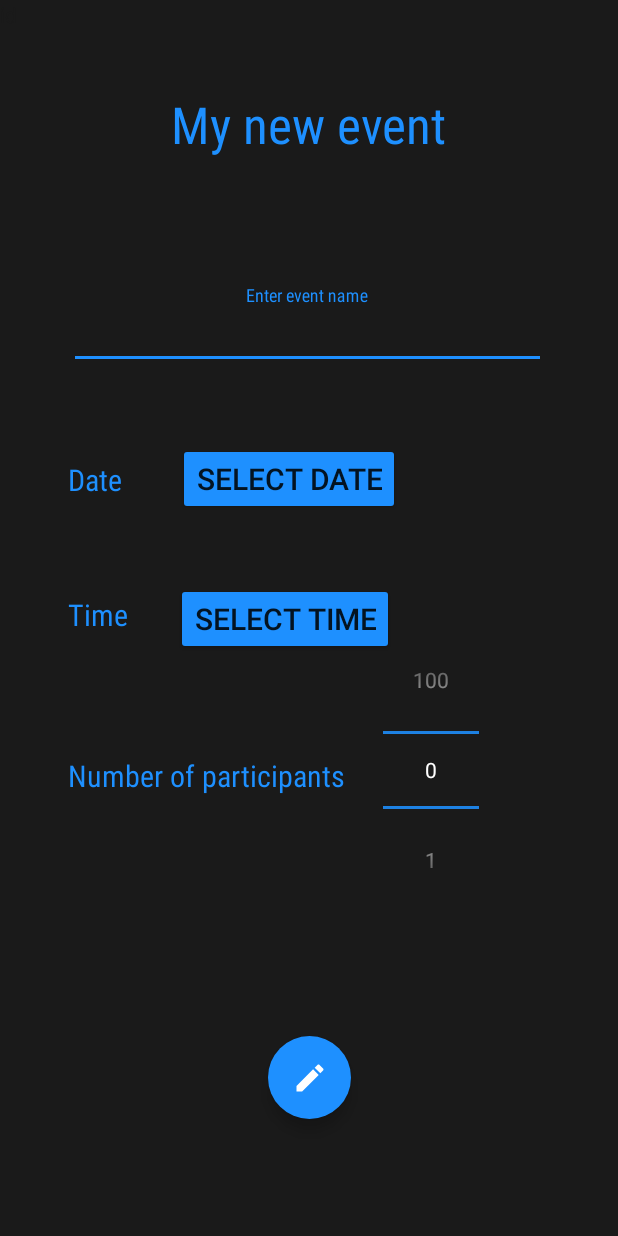
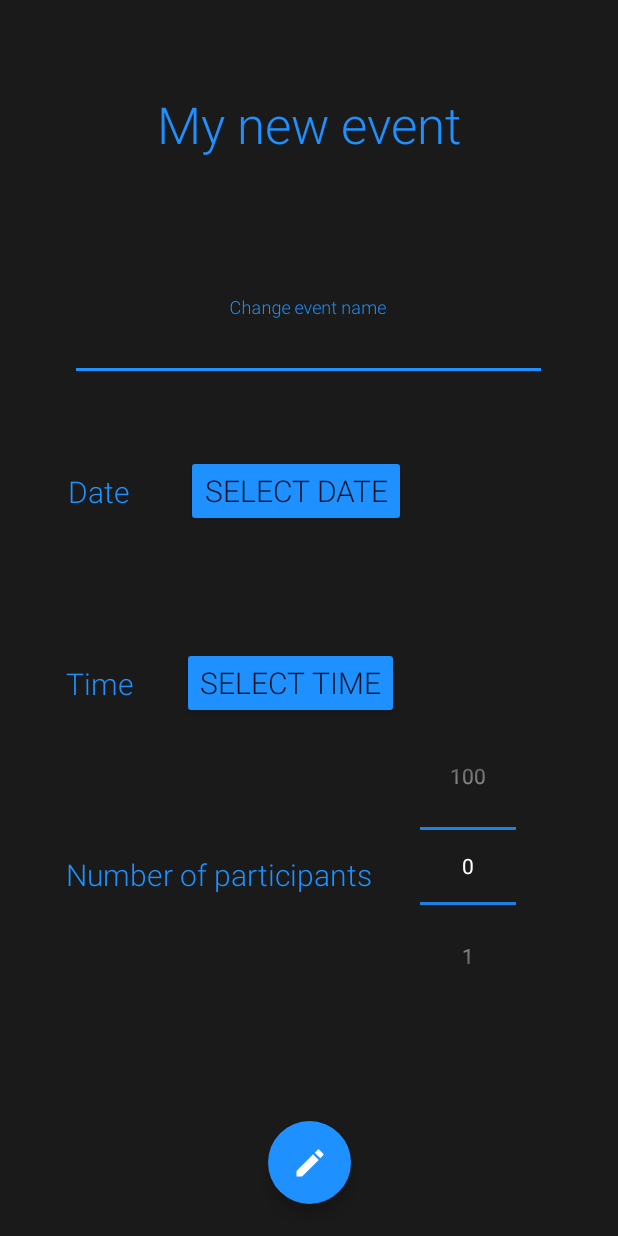
Before and after one commit to Nathan-Te/PlanningEvent, an Android app: the EventLooker screen opened directly, with no data from a screen before it, on a phone screen of 412 x 824 dp. Run offline under Robolectric (Android 15) with nearby library versions, the phone set to English and light mode, and no system bars; our stand-ins replace Firebase (no records; nobody signed in at launch, a user with empty details on screens opened directly).

Commit message:
Police + Harmonisation des interfaces

```diff
--- a/app/src/main/AndroidManifest.xml
+++ b/app/src/main/AndroidManifest.xml
@@ -10,10 +10,7 @@
         android:supportsRtl="true"
         android:theme="@style/Theme.PlanningEvent">
         <activity
-            android:name=".TestSwipe"
-            android:exported="false" />
-        <activity
-            android:name=".DataPickerExample"
+            android:name=".ItemSwipe"
             android:exported="false" />
         <activity
             android:name=".EventAdder"
--- a/app/src/main/java/com/example/planningevent/EventAdder.java
+++ b/app/src/main/java/com/example/planningevent/EventAdder.java
@@ -53,7 +53,6 @@ public class EventAdder extends AppCompatActivity {
         nbParticipantsPicker = findViewById(R.id.numberPicker);
         nbParticipantsPicker.setMinValue(0);
         nbParticipantsPicker.setMaxValue(100);
-        // Note pour récupérer valeur : nbParticipantsPicker.getValue();
 
         /*
             Date
--- a/app/src/main/java/com/example/planningevent/EventLooker.java
+++ b/app/src/main/java/com/example/planningevent/EventLooker.java
@@ -4,7 +4,6 @@ import android.app.DatePickerDialog;
 import android.app.TimePickerDialog;
 import android.content.Intent;
 import android.os.Bundle;
-import android.util.Log;
 import android.view.View;
 import android.widget.Button;
 import android.widget.DatePicker;
@@ -69,8 +68,7 @@ public class EventLooker extends AppCompatActivity {
         dateButton.setOnClickListener(new View.OnClickListener() {
             @Override
             public void onClick(View view) {
-                DatePickerDialog datePickerDialog = new DatePickerDialog(
-                        EventLooker.this, new DatePickerDialog.OnDateSetListener() {
+                DatePickerDialog datePickerDialog = new DatePickerDialog(EventLooker.this, new DatePickerDialog.OnDateSetListener() {
                     @Override
                     public void onDateSet(DatePicker datePicker, int year, int month, int day) {
                         month = month + 1;
@@ -93,10 +91,10 @@ public class EventLooker extends AppCompatActivity {
         /*
             BUTTON TO ADD THE NEW EVENT
          */
-        FloatingActionButton btnAddEvent2 = (FloatingActionButton) findViewById(R.id.btnAddEvent2);
-        btnAddEvent2.setOnClickListener(new View.OnClickListener() {
+        FloatingActionButton btnModifyEvent = (FloatingActionButton) findViewById(R.id.btnModifyEvent);
+        btnModifyEvent.setOnClickListener(new View.OnClickListener() {
             public void onClick(View v) {
-                // Pour tester l'ajout dans la database
+
                 FirebaseDatabase database = FirebaseDatabase.getInstance("https://planning-event-default-rtdb.europe-west1.firebasedatabase.app/");
                 DatabaseReference myRef = database.getReference("events");
 
@@ -152,10 +150,6 @@ public class EventLooker extends AppCompatActivity {
         }
     }
 
-    /**
-     * popTimePicker
-     * @param view
-     */
     public void popTimePicker(View view) {
         TimePickerDialog.OnTimeSetListener onTimeSetListener = new TimePickerDialog.OnTimeSetListener() {
             @Override
--- a/app/src/main/java/com/example/planningevent/TestSwipe.java
+++ b/app/src/main/java/com/example/planningevent/ItemSwipe.java
@@ -4,7 +4,7 @@ import androidx.appcompat.app.AppCompatActivity;
 import android.os.Bundle;
 import com.daimajia.swipe.SwipeLayout;
 
-public class TestSwipe extends AppCompatActivity {
+public class ItemSwipe extends AppCompatActivity {
 
     private SwipeLayout sl;
 
@@ -12,7 +12,7 @@ public class TestSwipe extends AppCompatActivity {
     protected void onCreate(Bundle savedInstanceState) {
 
         super.onCreate(savedInstanceState);
-        setContentView(R.layout.activity_test_swipe);
+        setContentView(R.layout.item);
 
         sl = findViewById(R.id.swipeLayout);
         sl.setShowMode(SwipeLayout.ShowMode.PullOut);
--- a/app/src/main/java/com/example/planningevent/MainActivity.java
+++ b/app/src/main/java/com/example/planningevent/MainActivity.java
@@ -7,6 +7,8 @@ import android.os.Bundle;
 import android.view.View;
 
 import com.example.planningevent.ui.login.LoginActivity;
+import com.google.firebase.database.DatabaseReference;
+import com.google.firebase.database.FirebaseDatabase;
 
 public class MainActivity extends AppCompatActivity {
 
--- a/app/src/main/java/com/example/planningevent/OnSwipeTouchListener.java
+++ b/app/src/main/java/com/example/planningevent/OnSwipeTouchListener.java
@@ -1,5 +1,6 @@
 package com.example.planningevent;
 
+import android.annotation.SuppressLint;
 import android.content.Context;
 import android.view.GestureDetector;
 import android.view.GestureDetector.SimpleOnGestureListener;
@@ -15,6 +16,7 @@ public class OnSwipeTouchListener implements OnTouchListener {
         gestureDetector = new GestureDetector(ctx, new GestureListener());
     }
 
+    @SuppressLint("ClickableViewAccessibility")
     @Override
     public boolean onTouch(View v, MotionEvent event) {
         return gestureDetector.onTouchEvent(event);
--- a/app/src/main/res/drawable/blue_circle.xml
+++ b/app/src/main/res/drawable/blue_circle.xml
@@ -1,4 +1,4 @@
-<vector android:height="24dp" android:tint="#466DD2"
+<vector android:height="24dp" android:tint="#1E90FF"
     android:viewportHeight="24" android:viewportWidth="24"
     android:width="24dp" xmlns:android="http://schemas.android.com/apk/res/android">
     <path android:fillColor="@android:color/white" android:pathData="M12,12m-10,0a10,10 0,1 1,20 0a10,10 0,1 1,-20 0"/>
--- a/app/src/main/res/layout/activity_event_looker.xml
+++ b/app/src/main/res/layout/activity_event_looker.xml
@@ -13,7 +13,7 @@
         android:layout_height="wrap_content"
         android:layout_marginTop="60dp"
         android:layout_marginBottom="600dp"
-        android:fontFamily="sans-serif-condensed"
+        android:fontFamily="sans-serif-light"
         android:text="My new event"
         android:textAppearance="@style/TextAppearance.AppCompat.Display1"
         android:textColor="#1E90FF"
@@ -21,15 +21,16 @@
         app:layout_constraintEnd_toEndOf="parent"
         app:layout_constraintStart_toStartOf="parent"
         app:layout_constraintTop_toTopOf="parent"
-        app:layout_constraintVertical_bias="0.475" />
+        app:layout_constraintVertical_bias="0.475"
+        tools:ignore="NotSibling" />
 
     <com.google.android.material.floatingactionbutton.FloatingActionButton
-        android:id="@+id/btnAddEvent2"
+        android:id="@+id/btnModifyEvent"
         android:layout_width="55dp"
         android:layout_height="55dp"
         android:layout_marginStart="178dp"
         android:layout_marginEnd="178dp"
-        android:layout_marginBottom="78dp"
+        android:layout_marginBottom="21dp"
         android:background="#F44336"
         android:backgroundTint="#1E90FF"
         android:clickable="true"
@@ -49,21 +50,24 @@
         android:layout_marginTop="40dp"
         android:layout_marginEnd="16dp"
         android:layout_marginBottom="400dp"
+        android:fontFamily="sans-serif-light"
         android:gravity="center"
         android:textColorHint="#FFFFFF"
-        app:layout_constraintBottom_toTopOf="@+id/btnAddEvent2"
+        app:layout_constraintBottom_toTopOf="@+id/btnModifyEvent"
         app:layout_constraintEnd_toEndOf="parent"
+        app:layout_constraintHorizontal_bias="0.507"
         app:layout_constraintStart_toStartOf="parent"
-        app:layout_constraintTop_toBottomOf="@+id/myNewEventTitle">
+        app:layout_constraintTop_toBottomOf="@+id/myNewEventTitle"
+        app:layout_constraintVertical_bias="0.363">
 
         <com.google.android.material.textfield.TextInputEditText
             android:id="@+id/inputEventName"
             android:layout_width="318dp"
             android:layout_height="wrap_content"
             android:backgroundTint="#1A1A1A"
-            android:fontFamily="sans-serif-condensed"
+            android:fontFamily="sans-serif-light"
             android:gravity="center"
-            android:hint="Enter event name"
+            android:hint="Change event name"
             android:textColor="#FFFFFF"
             android:textColorHighlight="#1E90FF"
             android:textColorLink="#1E90FF" />
@@ -75,7 +79,7 @@
         android:layout_height="wrap_content"
         android:layout_marginStart="45dp"
         android:layout_marginTop="60dp"
-        android:fontFamily="sans-serif-condensed"
+        android:fontFamily="sans-serif-light"
         android:text="Date"
         android:textColor="#1E90FF"
         android:textSize="20sp"
@@ -89,6 +93,7 @@
         android:layout_marginStart="37dp"
         android:layout_marginTop="49dp"
         android:backgroundTint="#1E90FF"
+        android:fontFamily="sans-serif-light"
         android:text="Select date"
         android:textSize="20sp"
         app:layout_constraintStart_toEndOf="@+id/textDate"
@@ -98,9 +103,9 @@
         android:id="@+id/textNbGuests"
         android:layout_width="wrap_content"
         android:layout_height="wrap_content"
-        android:layout_marginStart="45dp"
-        android:layout_marginTop="80dp"
-        android:fontFamily="sans-serif-condensed"
+        android:layout_marginStart="44dp"
+        android:layout_marginTop="100dp"
+        android:fontFamily="sans-serif-light"
         android:text="Number of participants"
         android:textColor="#1E90FF"
         android:textSize="20sp"
@@ -111,8 +116,9 @@
         android:id="@+id/numberPicker"
         android:layout_width="wrap_content"
         android:layout_height="wrap_content"
-        android:layout_marginStart="210dp"
-        android:layout_marginTop="80dp"
+        android:layout_marginStart="236dp"
+        android:layout_marginTop="136dp"
+        android:fontFamily="sans-serif-light"
         android:textAlignment="center"
         android:theme="@style/AppTheme.Picker"
         app:layout_constraintStart_toStartOf="@id/textNbGuests"
@@ -122,9 +128,9 @@
         android:id="@+id/textTime"
         android:layout_width="wrap_content"
         android:layout_height="wrap_content"
-        android:layout_marginStart="45dp"
-        android:layout_marginTop="90dp"
-        android:fontFamily="sans-serif-condensed"
+        android:layout_marginStart="44dp"
+        android:layout_marginTop="128dp"
+        android:fontFamily="sans-serif-light"
         android:text="Time"
         android:textColor="#1E90FF"
         android:textSize="20sp"
@@ -136,8 +142,9 @@
         android:layout_width="wrap_content"
         android:layout_height="wrap_content"
         android:layout_marginStart="32dp"
-        android:layout_marginTop="45dp"
+        android:layout_marginTop="80dp"
         android:backgroundTint="#1E90FF"
+        android:fontFamily="sans-serif-light"
         android:onClick="popTimePicker"
         android:text="Select time"
         android:textSize="20sp"
@@ -148,9 +155,11 @@
         android:id="@+id/idEvent"
         android:layout_width="wrap_content"
         android:layout_height="wrap_content"
+        android:layout_marginTop="16dp"
+        android:layout_marginEnd="16dp"
         android:text="id"
         android:textColor="#1A1A1A"
-        tools:layout_editor_absoluteX="384dp"
-        tools:layout_editor_absoluteY="16dp" />
+        app:layout_constraintEnd_toEndOf="parent"
+        app:layout_constraintTop_toTopOf="parent" />
 
 </androidx.constraintlayout.widget.ConstraintLayout>
--- a/app/src/main/res/layout/activity_main.xml
+++ b/app/src/main/res/layout/activity_main.xml
@@ -26,6 +26,7 @@
         android:layout_marginStart="102dp"
         android:layout_marginEnd="102dp"
         android:text="Organize"
+        android:fontFamily="sans-serif-light"
         android:textColor="#FFFFFF"
         android:textSize="48sp"
         app:layout_constraintEnd_toEndOf="parent"
@@ -39,6 +40,7 @@
         android:layout_marginStart="12dp"
         android:layout_marginTop="-25dp"
         android:text="events"
+        android:fontFamily="sans-serif-light"
         android:textColor="#FFFFFF"
         android:textSize="48sp"
         app:layout_constraintEnd_toEndOf="parent"
@@ -53,6 +55,7 @@
         android:layout_marginStart="55dp"
         android:layout_marginEnd="55dp"
         android:layout_marginBottom="36dp"
+        android:fontFamily="sans-serif-light"
         android:background="@drawable/button_gradient"
         android:text="Log in"
         android:textAllCaps="false"
@@ -69,6 +72,7 @@
         android:layout_marginStart="55dp"
         android:layout_marginEnd="55dp"
         android:layout_marginBottom="28dp"
+        android:fontFamily="sans-serif-light"
         android:background="@drawable/button_gradient"
         android:text="Sign in with Email"
         android:textAllCaps="false"
@@ -84,6 +88,7 @@
         android:layout_marginStart="85dp"
         android:layout_marginEnd="86dp"
         android:layout_marginBottom="48dp"
+        android:fontFamily="sans-serif-light"
         android:text="By Continuing you agree to the Terms and Conditions"
         android:textColor="#AEAEAE"
         android:textSize="10sp"
--- a/app/src/main/res/layout/activity_test_swipe.xml
+++ b/app/src/main/res/layout/item.xml
@@ -5,7 +5,7 @@
     android:layout_width="match_parent"
     android:layout_height="wrap_content"
     android:background="#1A1A1A"
-    tools:context=".TestSwipe">
+    tools:context=".ItemSwipe">
 
     <include
         layout="@layout/swipe_layout"
--- a/app/src/main/res/layout/swipe_layout.xml
+++ b/app/src/main/res/layout/swipe_layout.xml
@@ -57,7 +57,7 @@
             android:layout_width="match_parent"
             android:layout_height="match_parent"
             android:layout_marginStart="150dp"
-            android:fontFamily="sans-serif-condensed"
+            android:fontFamily="sans-serif-light"
             android:gravity="center"
             android:text="My name event"
             android:textColor="#000"
```
Also changed, not shown: app/src/main/java/com/example/planningevent/EventsManager.java (+96 -2 lines), app/src/main/java/com/example/planningevent/MyAdapter.java (+4 -3 lines), app/src/main/res/layout/activity_event_adder.xml (+27 -17 lines), app/src/main/res/layout/activity_events_manager.xml (+5 -2 lines), app/src/main/res/layout/activity_favorites.xml (deleted, +0 -100 lines), app/src/main/res/layout/list_item.xml (deleted, +0 -19 lines).
